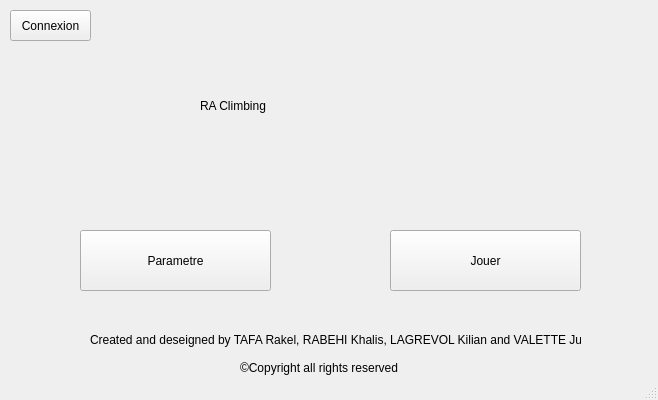
Old version of the form testIHMClimingProject/testIHMClimingProject/testIHMClimingProject.ui in the repository simplyyCarlos/ClimbingProject.
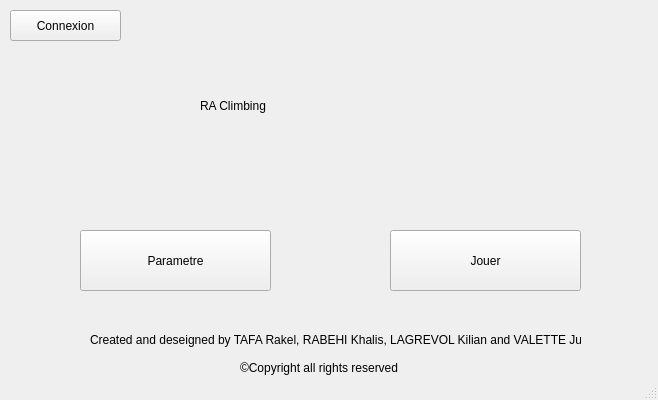
New version of the form.

```diff
--- a/testIHMClimingProject/testIHMClimingProject/testIHMClimingProject.ui
+++ b/testIHMClimingProject/testIHMClimingProject/testIHMClimingProject.ui
@@ -45,7 +45,7 @@
      <rect>
       <x>10</x>
       <y>10</y>
-      <width>81</width>
+      <width>111</width>
       <height>31</height>
      </rect>
     </property>
```
